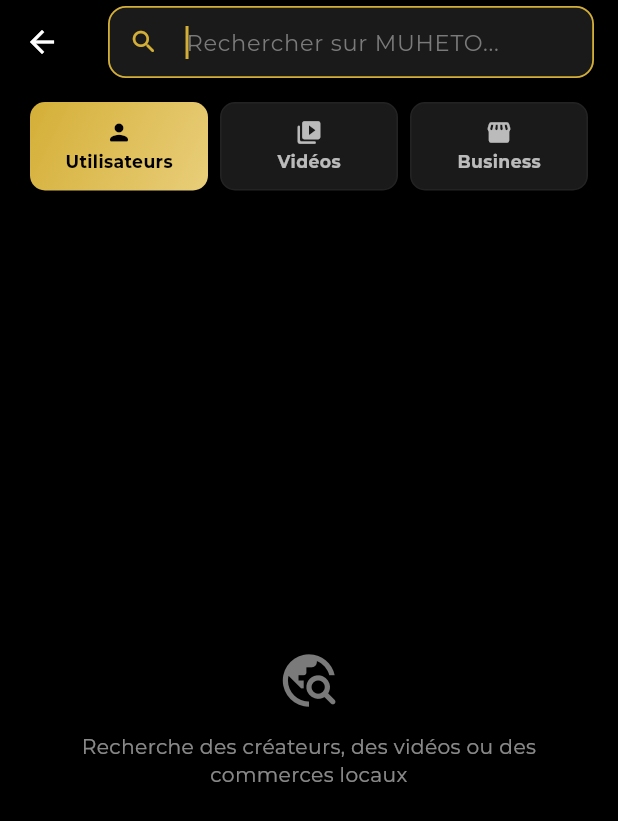
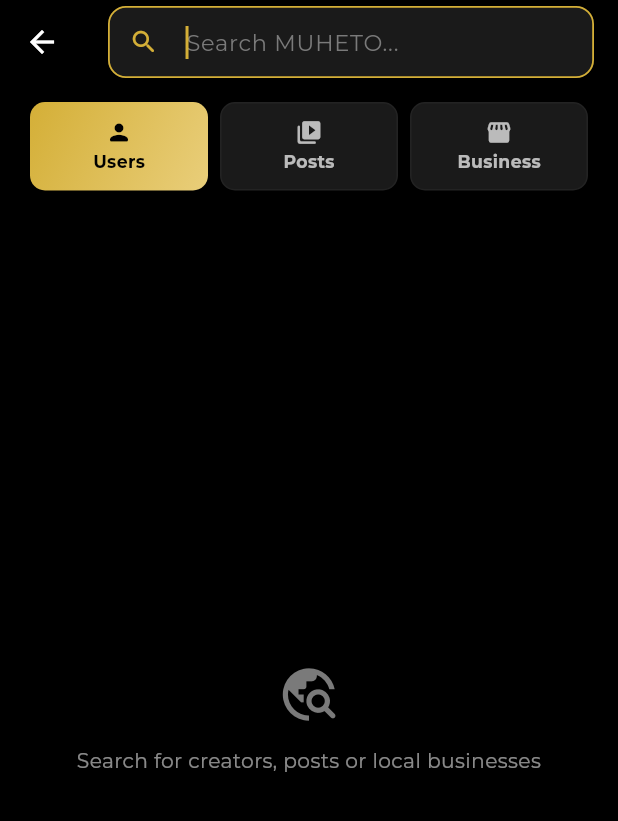
Before and after one commit to muhetoedengrace371240-prog/CLAUDE, a Flutter app: the SearchScreen screen opened by its route, on a phone screen of 412 x 824 dp. Shown: the top 821 px of the screen. Run offline on Flutter 3.47's test engine with Material 3 defaults, Android fonts, the phone set to English and light mode, and no system bars; our stand-ins replace cached_network_image, camera, cloud_firestore, file_picker, firebase_auth, firebase_core and 8 more; missing offline and left inert: video_thumbnail; accounts and stored records are empty.

Commit message:
Recherche : traduite, onglet Publications, acces depuis l'Accueil

```diff
--- a/lib/features/feed/feed_screen.dart
+++ b/lib/features/feed/feed_screen.dart
@@ -11,6 +11,8 @@
 import '../../services/profile_service.dart';
 import '../gold/widgets/gold_badge.dart';
 import '../profile/profile_screen.dart';
+import '../search/search_screen.dart';
+import '../search/widgets/search_tab_selector.dart';
 import 'widgets/video_action_column.dart';
 import 'widgets/video_caption.dart';
 import 'widgets/video_player_item.dart';
@@ -148,7 +150,9 @@
                             style: TextStyle(
                               color: isSelected ? Colors.white : Colors.white60,
                               fontSize: 15,
-                              fontWeight: isSelected ? FontWeight.w700 : FontWeight.w500,
+                              fontWeight: isSelected
+                                  ? FontWeight.w700
+                                  : FontWeight.w500,
                             ),
                           ),
                           const SizedBox(height: 4),
@@ -166,6 +170,27 @@
                     ),
                   );
                 }).toList(),
+              ),
+            ),
+          ),
+
+          // Recherche : sous la barre d'onglets, à gauche. (À droite, elle
+          // chevaucherait « Tendances » et le compteur des photos.)
+          SafeArea(
+            child: Padding(
+              padding: const EdgeInsets.only(top: 44, left: 8),
+              child: Align(
+                alignment: Alignment.topLeft,
+                child: IconButton(
+                  icon: const Icon(Icons.search_rounded,
+                      color: Colors.white, size: 26),
+                  onPressed: () => Navigator.of(context).push(
+                    MaterialPageRoute(
+                      builder: (_) => const SearchScreen(
+                          initialTab: SearchResultTab.videos),
+                    ),
+                  ),
+                ),
               ),
             ),
           ),
@@ -343,7 +368,8 @@
       return const ColoredBox(
         color: AppColors.surface,
         child: Center(
-          child: Icon(Icons.image_not_supported_outlined, color: AppColors.textMuted, size: 48),
+          child: Icon(Icons.image_not_supported_outlined,
+              color: AppColors.textMuted, size: 48),
         ),
       );
     }
@@ -363,7 +389,8 @@
                 child: CircularProgressIndicator(color: AppColors.gold),
               ),
               errorWidget: (_, __, ___) => const Center(
-                child: Icon(Icons.broken_image_outlined, color: AppColors.textMuted, size: 48),
+                child: Icon(Icons.broken_image_outlined,
+                    color: AppColors.textMuted, size: 48),
               ),
             ),
           ),
@@ -372,7 +399,8 @@
               top: MediaQuery.of(context).padding.top + 48,
               right: 16,
               child: Container(
-                padding: const EdgeInsets.symmetric(horizontal: 10, vertical: 4),
+                padding:
+                    const EdgeInsets.symmetric(horizontal: 10, vertical: 4),
                 decoration: BoxDecoration(
                   color: Colors.black54,
                   borderRadius: BorderRadius.circular(12),
@@ -400,7 +428,9 @@
   Widget build(BuildContext context) {
     final loc = AppLocalizations.of(context);
     final isPdf = video.documentType == 'pdf';
-    final name = video.documentName.isNotEmpty ? video.documentName : loc.t('create.document');
+    final name = video.documentName.isNotEmpty
+        ? video.documentName
+        : loc.t('create.document');
 
     return DecoratedBox(
       decoration: const BoxDecoration(
@@ -417,7 +447,9 @@
             mainAxisSize: MainAxisSize.min,
             children: [
               Icon(
-                isPdf ? Icons.picture_as_pdf_rounded : Icons.insert_drive_file_rounded,
+                isPdf
+                    ? Icons.picture_as_pdf_rounded
+                    : Icons.insert_drive_file_rounded,
                 color: AppColors.gold,
                 size: 72,
               ),
@@ -594,7 +626,10 @@
                               child: Text(
                                 c.username,
                                 overflow: TextOverflow.ellipsis,
-                                style: const TextStyle(color: AppColors.gold, fontSize: 13, fontWeight: FontWeight.w600),
+                                style: const TextStyle(
+                                    color: AppColors.gold,
+                                    fontSize: 13,
+                                    fontWeight: FontWeight.w600),
                               ),
                             ),
                             if (c.isGoldMember) ...[
@@ -637,11 +672,13 @@
                             child: SizedBox(
                               width: 20,
                               height: 20,
-                              child: CircularProgressIndicator(strokeWidth: 2.2, color: AppColors.gold),
+                              child: CircularProgressIndicator(
+                                  strokeWidth: 2.2, color: AppColors.gold),
                             ),
                           )
                         : IconButton(
-                            icon: const Icon(Icons.send_rounded, color: AppColors.gold),
+                            icon: const Icon(Icons.send_rounded,
+                                color: AppColors.gold),
                             onPressed: _send,
                           ),
                   ],
--- a/lib/features/search/search_screen.dart
+++ b/lib/features/search/search_screen.dart
@@ -2,6 +2,7 @@
 
 import 'package:flutter/material.dart';
 
+import '../../core/localization/app_localizations.dart';
 import '../../core/theme/app_theme.dart';
 import '../../models/business_model.dart';
 import '../../models/user_model.dart';
@@ -16,9 +17,9 @@
 import 'widgets/search_tab_selector.dart';
 import 'widgets/user_result_tile.dart';
 
-/// Écran de recherche globale : utilisateurs/créateurs, vidéos, et pages
-/// Business — un seul champ de recherche, un filtre par catégorie pour
-/// choisir quelle collection interroger.
+/// Écran de recherche globale : utilisateurs/créateurs, publications, et
+/// pages Business — un seul champ de recherche, un filtre par catégorie
+/// pour choisir quelle collection interroger.
 class SearchScreen extends StatefulWidget {
   const SearchScreen({super.key, this.initialTab = SearchResultTab.users});
 
@@ -72,6 +73,8 @@
 
   @override
   Widget build(BuildContext context) {
+    final loc = AppLocalizations.of(context);
+
     return Scaffold(
       backgroundColor: AppColors.black,
       appBar: AppBar(
@@ -82,11 +85,13 @@
           onChanged: _onQueryChanged,
           style: const TextStyle(color: Colors.white, fontSize: 15),
           decoration: InputDecoration(
-            hintText: 'Rechercher sur MUHETO...',
-            prefixIcon: const Icon(Icons.search_rounded, color: AppColors.gold, size: 20),
+            hintText: loc.t('search.hint'),
+            prefixIcon: const Icon(Icons.search_rounded,
+                color: AppColors.gold, size: 20),
             suffixIcon: _controller.text.isNotEmpty
                 ? IconButton(
-                    icon: const Icon(Icons.close_rounded, color: AppColors.textMuted, size: 18),
+                    icon: const Icon(Icons.close_rounded,
+                        color: AppColors.textMuted, size: 18),
                     onPressed: () {
                       _controller.clear();
                       _onQueryChanged('');
@@ -127,11 +132,14 @@
 
     switch (_selectedTab) {
       case SearchResultTab.users:
-        return _UserResults(query: _debouncedQuery, searchService: _searchService);
+        return _UserResults(
+            query: _debouncedQuery, searchService: _searchService);
       case SearchResultTab.videos:
-        return _VideoResults(query: _debouncedQuery, searchService: _searchService);
+        return _VideoResults(
+            query: _debouncedQuery, searchService: _searchService);
       case SearchResultTab.business:
-        return _BusinessResults(query: _debouncedQuery, businessService: _businessService);
+        return _BusinessResults(
+            query: _debouncedQuery, businessService: _businessService);
     }
   }
 }
@@ -141,18 +149,21 @@
 
   @override
   Widget build(BuildContext context) {
-    return const Center(
+    final loc = AppLocalizations.of(context);
+
+    return Center(
       child: Padding(
-        padding: EdgeInsets.symmetric(horizontal: 32),
+        padding: const EdgeInsets.symmetric(horizontal: 32),
         child: Column(
           mainAxisAlignment: MainAxisAlignment.center,
           children: [
-            Icon(Icons.travel_explore_rounded, color: AppColors.textMuted, size: 42),
-            SizedBox(height: 14),
+            const Icon(Icons.travel_explore_rounded,
+                color: AppColors.textMuted, size: 42),
+            const SizedBox(height: 14),
             Text(
-              'Recherche des créateurs, des vidéos ou des commerces locaux',
+              loc.t('search.prompt'),
               textAlign: TextAlign.center,
-              style: TextStyle(color: Colors.white54, fontSize: 13.5),
+              style: const TextStyle(color: Colors.white54, fontSize: 13.5),
             ),
           ],
         ),
@@ -174,7 +185,8 @@
         child: Column(
           mainAxisAlignment: MainAxisAlignment.center,
           children: [
-            const Icon(Icons.search_off_rounded, color: AppColors.textMuted, size: 38),
+            const Icon(Icons.search_off_rounded,
+                color: AppColors.textMuted, size: 38),
             const SizedBox(height: 12),
             Text(
               message,
@@ -196,15 +208,20 @@
 
   @override
   Widget build(BuildContext context) {
+    final loc = AppLocalizations.of(context);
+
     return StreamBuilder<List<UserModel>>(
       stream: searchService.searchUsers(query),
       builder: (context, snapshot) {
         if (snapshot.connectionState == ConnectionState.waiting) {
-          return const Center(child: CircularProgressIndicator(color: AppColors.gold));
+          return const Center(
+              child: CircularProgressIndicator(color: AppColors.gold));
         }
         final users = snapshot.data ?? const [];
         if (users.isEmpty) {
-          return _EmptyResult(message: 'Aucun utilisateur trouvé pour "$query".');
+          return _EmptyResult(
+            message: loc.t('search.noUsers').replaceFirst('{query}', query),
+          );
         }
         return ListView.builder(
           itemCount: users.length,
@@ -231,16 +248,19 @@
 
   @override
   Widget build(BuildContext context) {
+    final loc = AppLocalizations.of(context);
+
     return StreamBuilder<List<VideoModel>>(
       stream: searchService.searchVideos(query),
       builder: (context, snapshot) {
         if (snapshot.connectionState == ConnectionState.waiting) {
-          return const Center(child: CircularProgressIndicator(color: AppColors.gold));
+          return const Center(
+              child: CircularProgressIndicator(color: AppColors.gold));
         }
         final videos = snapshot.data ?? const [];
         if (videos.isEmpty) {
           return _EmptyResult(
-            message: 'Aucune vidéo trouvée pour "$query".\nAstuce : essaie avec un #hashtag.',
+            message: loc.t('search.noPosts').replaceFirst('{query}', query),
           );
         }
         return GridView.builder(
@@ -257,7 +277,8 @@
             return VideoGridTile(
               video: video,
               onTap: () => Navigator.of(context).push(
-                MaterialPageRoute(builder: (_) => SingleVideoScreen(video: video)),
+                MaterialPageRoute(
+                    builder: (_) => SingleVideoScreen(video: video)),
               ),
             );
           },
@@ -275,15 +296,21 @@
 
   @override
   Widget build(BuildContext context) {
+    final loc = AppLocalizations.of(context);
+
     return StreamBuilder<List<BusinessModel>>(
       stream: businessService.searchBusinesses(query),
       builder: (context, snapshot) {
         if (snapshot.connectionState == ConnectionState.waiting) {
-          return const Center(child: CircularProgressIndicator(color: AppColors.gold));
+          return const Center(
+              child: CircularProgressIndicator(color: AppColors.gold));
         }
         final businesses = snapshot.data ?? const [];
         if (businesses.isEmpty) {
-          return _EmptyResult(message: 'Aucun commerce trouvé pour "$query".');
+          return _EmptyResult(
+            message:
+                loc.t('search.noBusinesses').replaceFirst('{query}', query),
+          );
         }
         return ListView.builder(
           padding: const EdgeInsets.symmetric(vertical: 8),
@@ -293,7 +320,9 @@
             return BusinessCard(
               business: business,
               onTap: () => Navigator.of(context).push(
-                MaterialPageRoute(builder: (_) => BusinessDetailScreen(businessId: business.id)),
+                MaterialPageRoute(
+                    builder: (_) =>
+                        BusinessDetailScreen(businessId: business.id)),
               ),
             );
           },
--- a/lib/features/search/widgets/search_tab_selector.dart
+++ b/lib/features/search/widgets/search_tab_selector.dart
@@ -1,29 +1,42 @@
 import 'package:flutter/material.dart';
 
+import '../../../core/localization/app_localizations.dart';
 import '../../../core/theme/app_theme.dart';
 
 enum SearchResultTab { users, videos, business }
 
-/// Sélecteur segmenté à 3 options (Utilisateurs / Vidéos / Business),
+/// Sélecteur segmenté à 3 options (Utilisateurs / Publications / Business),
 /// même logique visuelle que [ScopeSelector] de la Brique 3.
+///
+/// ⚠️ La valeur d'énumération `videos` garde son nom historique : elle
+/// désigne désormais toutes les publications (vidéo, photo, document,
+/// texte). Seul le libellé affiché a changé.
 class SearchTabSelector extends StatelessWidget {
-  const SearchTabSelector({super.key, required this.selected, required this.onSelected});
+  const SearchTabSelector(
+      {super.key, required this.selected, required this.onSelected});
 
   final SearchResultTab selected;
   final ValueChanged<SearchResultTab> onSelected;
 
-  static const _config = {
-    SearchResultTab.users: (label: 'Utilisateurs', icon: Icons.person_rounded),
-    SearchResultTab.videos: (label: 'Vidéos', icon: Icons.video_library_rounded),
-    SearchResultTab.business: (label: 'Business', icon: Icons.storefront_rounded),
+  static const _icons = {
+    SearchResultTab.users: Icons.person_rounded,
+    SearchResultTab.videos: Icons.video_library_rounded,
+    SearchResultTab.business: Icons.storefront_rounded,
+  };
+
+  static const _labelKeys = {
+    SearchResultTab.users: 'search.tabUsers',
+    SearchResultTab.videos: 'search.tabPosts',
+    SearchResultTab.business: 'search.tabBusiness',
   };
 
   @override
   Widget build(BuildContext context) {
+    final loc = AppLocalizations.of(context);
+
     return Row(
       children: SearchResultTab.values.map((tab) {
         final isSelected = tab == selected;
-        final config = _config[tab]!;
         return Expanded(
           child: GestureDetector(
             onTap: () => onSelected(tab),
@@ -35,20 +48,22 @@
                 color: isSelected ? null : AppColors.surface,
                 borderRadius: BorderRadius.circular(10),
                 border: Border.all(
-                  color: isSelected ? Colors.transparent : AppColors.surfaceElevated,
+                  color: isSelected
+                      ? Colors.transparent
+                      : AppColors.surfaceElevated,
                 ),
               ),
               child: Column(
                 mainAxisSize: MainAxisSize.min,
                 children: [
                   Icon(
-                    config.icon,
+                    _icons[tab]!,
                     size: 18,
                     color: isSelected ? AppColors.black : Colors.white70,
                   ),
                   const SizedBox(height: 3),
                   Text(
-                    config.label,
+                    loc.t(_labelKeys[tab]!),
                     style: TextStyle(
                       color: isSelected ? AppColors.black : Colors.white70,
                       fontWeight: FontWeight.w700,
--- a/lib/features/search/widgets/user_result_tile.dart
+++ b/lib/features/search/widgets/user_result_tile.dart
@@ -1,6 +1,7 @@
 import 'package:cached_network_image/cached_network_image.dart';
 import 'package:flutter/material.dart';
 
+import '../../../core/localization/app_localizations.dart';
 import '../../../core/theme/app_theme.dart';
 import '../../../models/user_model.dart';
 import '../../gold/widgets/gold_badge.dart';
@@ -14,6 +15,8 @@
 
   @override
   Widget build(BuildContext context) {
+    final loc = AppLocalizations.of(context);
+
     return ListTile(
       onTap: onTap,
       leading: Container(
@@ -39,7 +42,10 @@
             child: Text(
               '@${user.username}',
               overflow: TextOverflow.ellipsis,
-              style: const TextStyle(color: Colors.white, fontWeight: FontWeight.w700, fontSize: 14.5),
+              style: const TextStyle(
+                  color: Colors.white,
+                  fontWeight: FontWeight.w700,
+                  fontSize: 14.5),
             ),
           ),
           if (user.isVerified) ...[
@@ -60,7 +66,9 @@
               style: const TextStyle(color: Colors.white54, fontSize: 12.5),
             )
           : Text(
-              '${user.followersCount} abonnés',
+              loc
+                  .t('search.followersCount')
+                  .replaceFirst('{count}', '${user.followersCount}'),
               style: const TextStyle(color: Colors.white38, fontSize: 12),
             ),
     );
```
Also changed, not shown: assets/lang/en.json (+9 -0 lines), assets/lang/fr.json (+9 -0 lines), assets/lang/rn.json (+9 -0 lines), assets/lang/sw.json (+9 -0 lines).
